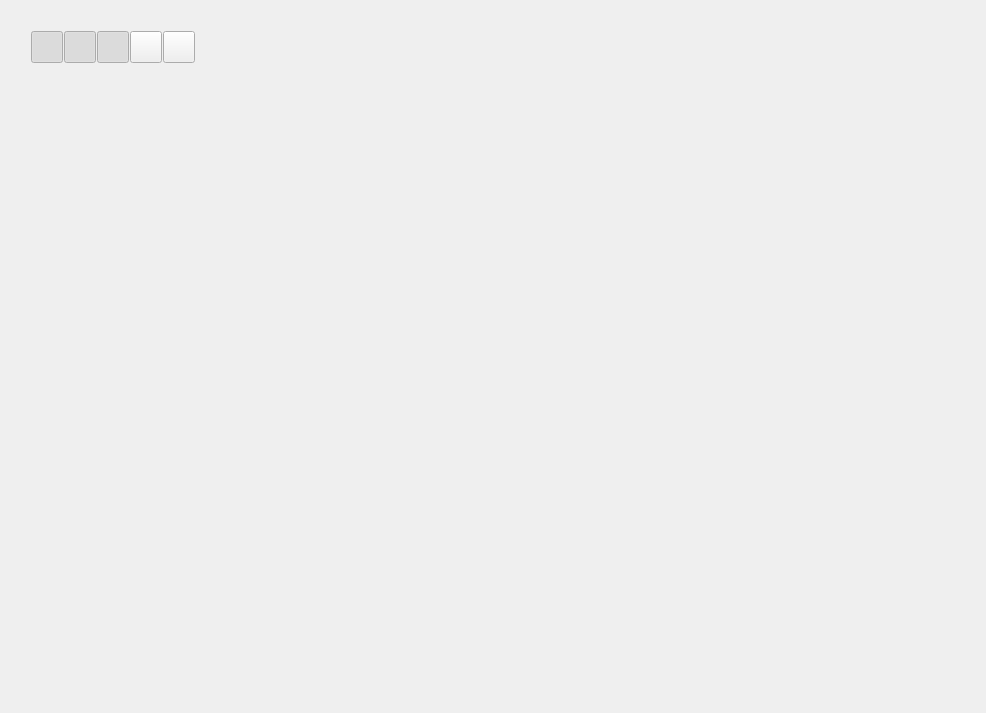
Before: the Qt Designer form src/noggit/ui/MapViewOverlay.ui in Marlamin/noggit-red, drawn with Qt 5.
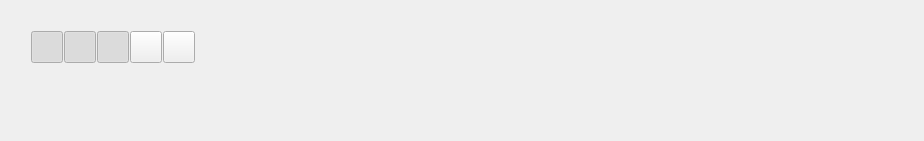
After: the same form once the commit is applied.

Commit message: palliative care for map view, uniform caching, undo / redo fix for objects and more

Diff of the .ui file:
```diff
--- a/src/noggit/ui/MapViewOverlay.ui
+++ b/src/noggit/ui/MapViewOverlay.ui
@@ -6,8 +6,8 @@
    <rect>
     <x>0</x>
     <y>0</y>
-    <width>986</width>
-    <height>713</height>
+    <width>924</width>
+    <height>141</height>
    </rect>
   </property>
   <property name="minimumSize">
@@ -45,7 +45,7 @@
        <property name="sizeHint" stdset="0">
         <size>
          <width>20</width>
-         <height>40</height>
+         <height>0</height>
         </size>
        </property>
       </spacer>
@@ -66,7 +66,7 @@
          </property>
          <property name="sizeHint" stdset="0">
           <size>
-           <width>40</width>
+           <width>0</width>
            <height>20</height>
           </size>
          </property>
@@ -304,7 +304,7 @@
          </property>
          <property name="sizeHint" stdset="0">
           <size>
-           <width>40</width>
+           <width>0</width>
            <height>20</height>
           </size>
          </property>
@@ -320,7 +320,7 @@
        <property name="sizeHint" stdset="0">
         <size>
          <width>20</width>
-         <height>40</height>
+         <height>0</height>
         </size>
        </property>
       </spacer>
@@ -332,8 +332,8 @@
        </property>
        <property name="sizeHint" stdset="0">
         <size>
-         <width>40</width>
-         <height>20</height>
+         <width>0</width>
+         <height>1</height>
         </size>
        </property>
       </spacer>
@@ -346,7 +346,7 @@
        <property name="sizeHint" stdset="0">
         <size>
          <width>20</width>
-         <height>40</height>
+         <height>0</height>
         </size>
        </property>
       </spacer>
@@ -396,7 +396,7 @@
        <property name="sizeHint" stdset="0">
         <size>
          <width>20</width>
-         <height>500</height>
+         <height>0</height>
         </size>
        </property>
       </spacer>
```
Left out of the diff: 21 changed lines with no effect on the pictures. The commit also changes 29 other files.
